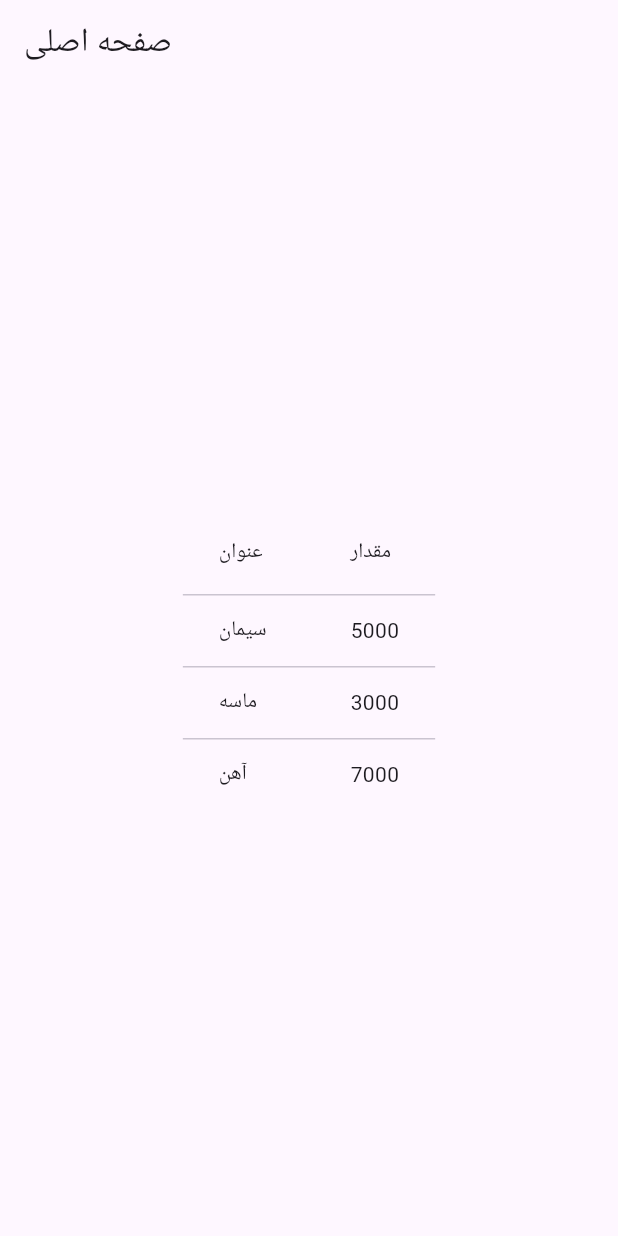
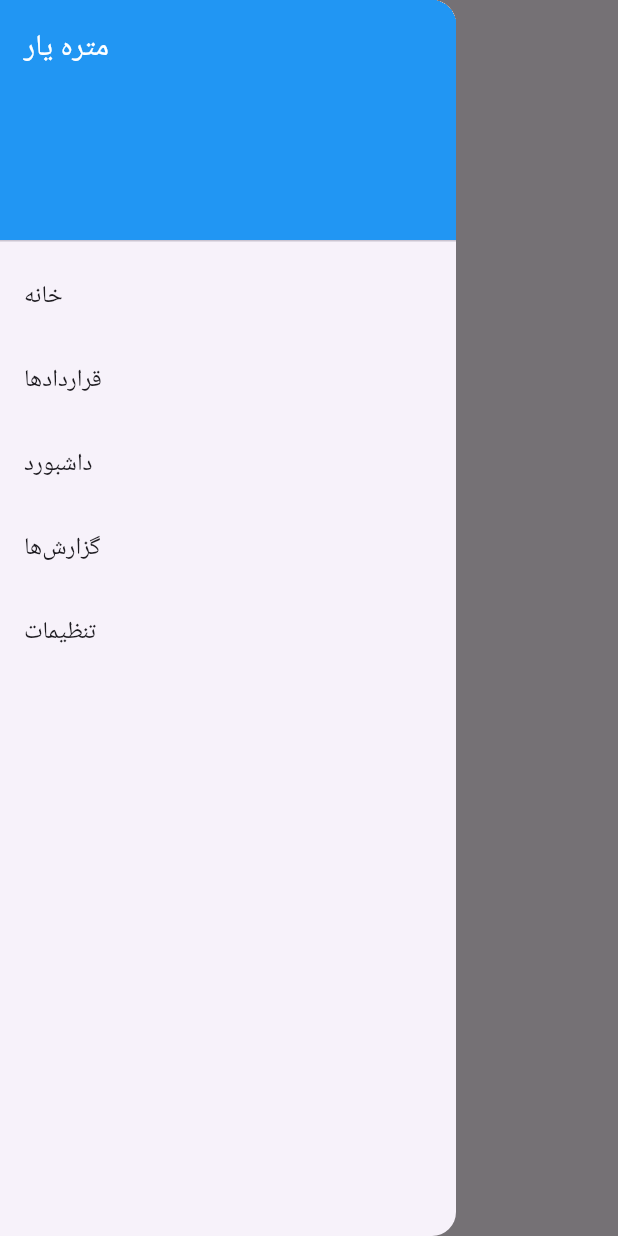
Before and after one commit to dilagh01/metreyar_flutter_web, a Flutter app: the screen it shows after launch, with the side drawer open (before the commit the screen has no drawer), on a phone screen of 412 x 824 dp. Run offline on Flutter 3.47's test engine with Material 3 defaults, Android fonts, the phone set to English and light mode, and no system bars; our stand-ins replace fl_chart, go_router; Roboto replaces fonts that are missing (Vazir).

Commit message:
🚀 Initial commit via SSH

```diff
--- a/lib/screens/home_screen.dart
+++ b/lib/screens/home_screen.dart
@@ -1,22 +1,18 @@
 import 'package:flutter/material.dart';
-import '../widgets/metreyar_table.dart';
-import '../widgets/row_item.dart';
+import '../widgets/sidebar.dart';
 
 class HomeScreen extends StatelessWidget {
-  HomeScreen({super.key});
-
-  final List<RowItem> rows = [
-    RowItem(title: 'سیمان', value: 5000),
-    RowItem(title: 'ماسه', value: 3000),
-    RowItem(title: 'آهن', value: 7000),
-  ];
-
   @override
   Widget build(BuildContext context) {
     return Scaffold(
-      appBar: AppBar(title: const Text('صفحه اصلی')),
+      appBar: AppBar(title: Text("خانه")),
+      drawer: SideBar(
+        onItemTap: (route) {
+          Navigator.pushNamed(context, route);
+        },
+      ),
       body: Center(
-        child: MetreyarTable(rows: rows),
+        child: Text("به متره یار خوش آمدید"),
       ),
     );
   }
--- a/lib/widgets/sidebar.dart
+++ b/lib/widgets/sidebar.dart
@@ -1,37 +1,37 @@
 import 'package:flutter/material.dart';
 
-class Sidebar extends StatelessWidget {
+class SideBar extends StatelessWidget {
   final Function(String) onItemTap;
 
-  const Sidebar({super.key, required this.onItemTap});
+  const SideBar({Key? key, required this.onItemTap}) : super(key: key);
 
   @override
   Widget build(BuildContext context) {
     return Drawer(
       child: ListView(
-        padding: EdgeInsets.zero,
         children: [
-          const DrawerHeader(
+          DrawerHeader(
             decoration: BoxDecoration(color: Colors.blue),
-            child: Text(
-              "متره‌یار",
-              style: TextStyle(color: Colors.white, fontSize: 20),
-            ),
+            child: Text("متره یار", style: TextStyle(color: Colors.white, fontSize: 20)),
           ),
           ListTile(
-            title: const Text("خانه"),
+            title: Text("خانه"),
             onTap: () => onItemTap("/home"),
           ),
           ListTile(
-            title: const Text("پروژه‌ها"),
-            onTap: () => onItemTap("/projects"),
+            title: Text("قراردادها"),
+            onTap: () => onItemTap("/contracts"),
           ),
           ListTile(
-            title: const Text("گزارش‌ها"),
+            title: Text("داشبورد"),
+            onTap: () => onItemTap("/dashboard"),
+          ),
+          ListTile(
+            title: Text("گزارش‌ها"),
             onTap: () => onItemTap("/report"),
           ),
           ListTile(
-            title: const Text("تنظیمات"),
+            title: Text("تنظیمات"),
             onTap: () => onItemTap("/settings"),
           ),
         ],
```
Also changed, not shown: lib/screens/contracts_screen.dart (+8 -4 lines), lib/screens/dashboard_screen.dart (+8 -4 lines), lib/screens/report_screen.dart (+11 -4 lines), lib/screens/settings_screen.dart (+8 -4 lines).
